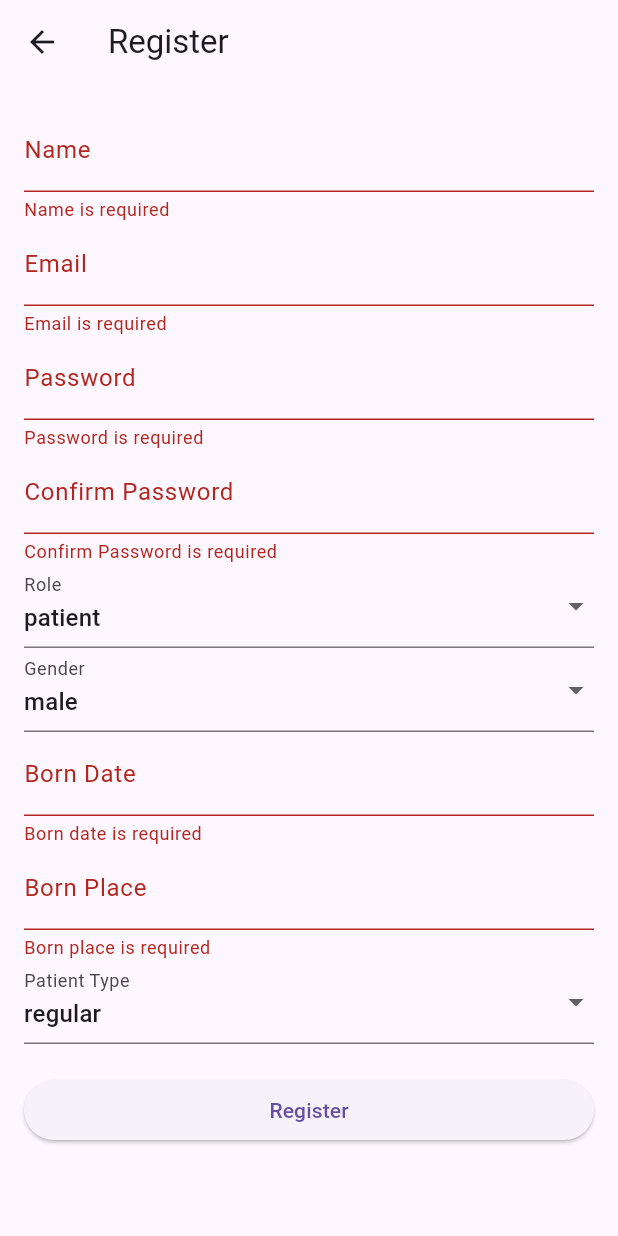
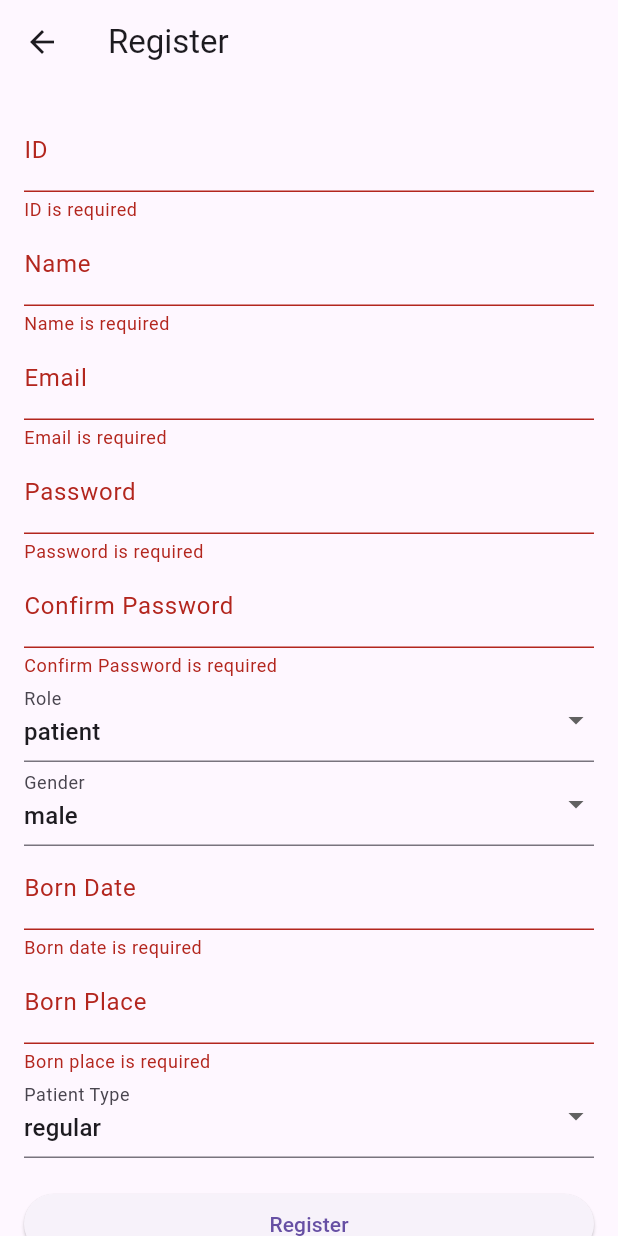
Before and after one commit to poqob/immuglobin, a Flutter app: the RegisterScreen screen opened by its route, after a tap on "Register", on a phone screen of 412 x 824 dp. Run offline on Flutter 3.47's test engine with Material 3 defaults, Android fonts, the phone set to English and light mode, and no system bars; our stand-ins replace dio, flutter_svg, fluttertoast; accounts and stored records are empty.

Commit message:
screen update.

```diff
--- a/immuglobin/lib/features/home/view/home_screen.dart
+++ b/immuglobin/lib/features/home/view/home_screen.dart
@@ -40,6 +40,11 @@ class HomeScreen extends StatelessWidget {
             ),
             const SizedBox(height: 10),
             Text(
+              'ID: ${user.id}',
+              style: const TextStyle(fontSize: 16),
+            ),
+            const SizedBox(height: 5),
+            Text(
               'E-posta: ${user.email}',
               style: const TextStyle(fontSize: 16),
             ),
--- a/immuglobin/lib/features/register/view/register_screen.dart
+++ b/immuglobin/lib/features/register/view/register_screen.dart
@@ -19,6 +19,7 @@ class RegisterScreen extends StatefulWidget {
 class _RegisterScreenState extends State<RegisterScreen> {
   final authApi = AuthService();
   final _formKey = GlobalKey<FormState>();
+  final _idController = TextEditingController();
   final _nameController = TextEditingController();
   final _emailController = TextEditingController();
   final _passwordController = TextEditingController();
@@ -60,7 +61,7 @@ class _RegisterScreenState extends State<RegisterScreen> {
 
       if (_selectedRole == 'doctor') {
         user = Doctor(
-          id: 0,
+          id: _idController.text.isNotEmpty ? int.parse(_idController.text) : 0,
           name: _nameController.text,
           email: _emailController.text,
           password: _passwordController.text,
@@ -73,7 +74,7 @@ class _RegisterScreenState extends State<RegisterScreen> {
         );
       } else {
         user = Patience(
-          id: 0,
+          id: _idController.text.isNotEmpty ? int.parse(_idController.text) : 0,
           name: _nameController.text,
           email: _emailController.text,
           password: _passwordController.text,
@@ -116,11 +117,34 @@ class _RegisterScreenState extends State<RegisterScreen> {
       body: SingleChildScrollView(
         child: Padding(
           padding: const EdgeInsets.all(16.0),
-          child: Form(
+          child: form(context),
+        ),
+      ),
+    );
+  }
+
+  Form form(BuildContext context) {
+    return Form(
       key: _formKey,
       child: Column(
         crossAxisAlignment: CrossAxisAlignment.stretch,
         children: [
+          TextFormField(
+            controller: _idController,
+            decoration: InputDecoration(labelText: 'ID'),
+            validator: (value) {
+              if (value == null || value.isEmpty) {
+                return 'ID is required';
+              } else if (int.tryParse(value) == null) {
+                return 'ID must be a number';
+              } else if (int.parse(value) < 0) {
+                return 'ID must be a positive number';
+              } else if (value.length != 11) {
+                return 'ID must be 11 digits';
+              }
+              return null;
+            },
+          ),
           TextFormField(
             controller: _nameController,
             decoration: InputDecoration(labelText: 'Name'),
@@ -259,9 +283,6 @@ class _RegisterScreenState extends State<RegisterScreen> {
                 ),
         ],
       ),
-          ),
-        ),
-      ),
     );
   }
 }
```
Lines whose indentation alone changed are shown as unchanged.
